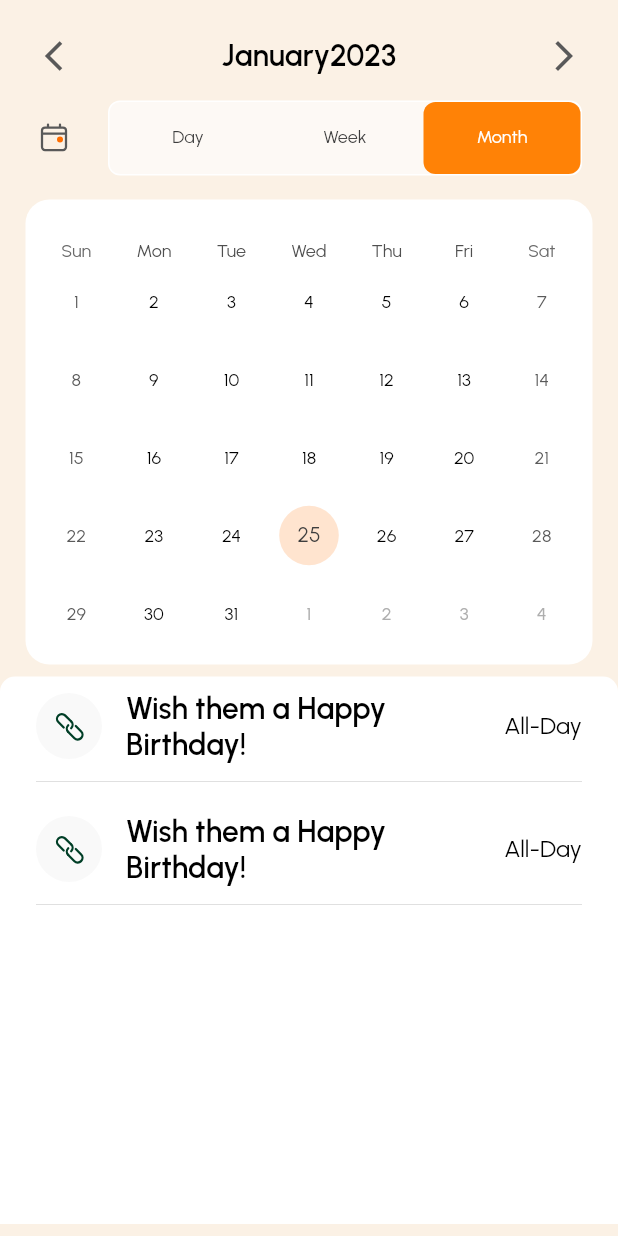
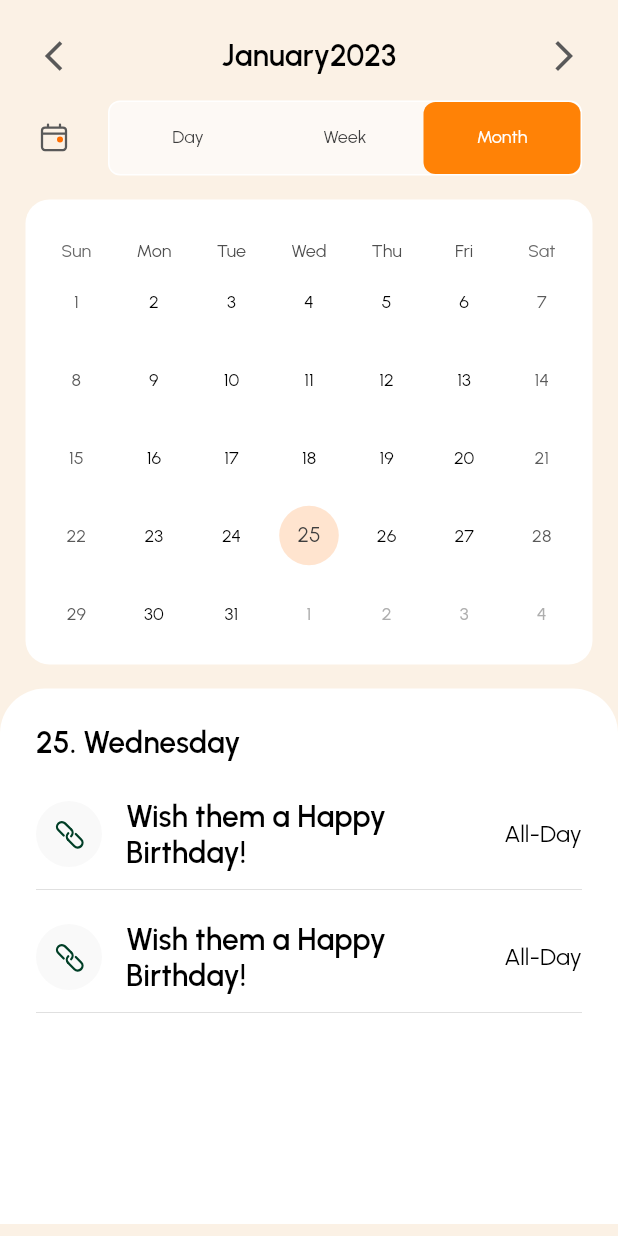
Before and after one commit to shbadon/pumpkin_mobile_app, a Flutter app: the CalendarScreen screen opened directly, on a phone screen of 412 x 824 dp. Run offline on Flutter 3.47's test engine with Material 2 defaults, Android fonts, the phone set to English and light mode, and no system bars; drawn by our look-alikes of table_calendar; our stand-ins replace animated_text_kit, device_info_plus, file_picker, firebase_auth, firebase_core, flutter_dotenv and 13 more; missing offline and left inert: clipboard, country_pickers, floating_action_bubble, flutter_facebook_auth, pattern_formatter; accounts and stored records are empty.

Commit message:
focus day on event shown

```diff
--- a/lib/screens/calendar/calendar_screen.dart
+++ b/lib/screens/calendar/calendar_screen.dart
@@ -162,7 +162,7 @@ class _CalendarScreenState extends State<CalendarScreen>
               tabWidget(),
               const SizedBox(height: 16),
               calenderWidget(),
-              const SizedBox(height: 8.0),
+              const SizedBox(height: 16.0),
               eventWidget(),
               const SizedBox(height: 8.0),
             ],
@@ -284,12 +284,21 @@ class _CalendarScreenState extends State<CalendarScreen>
   Widget eventWidget() {
     return Expanded(
       child: Container(
-        padding: const EdgeInsets.symmetric(horizontal: 24),
+        padding: const EdgeInsets.all(24),
         decoration: const BoxDecoration(
             color: AppColors.fillColor,
-            shape: BoxShape.rectangle,
             borderRadius: BorderRadius.only(
-                topLeft: Radius.circular(10), topRight: Radius.circular(10))),
+                topLeft: Radius.circular(30), topRight: Radius.circular(30))),
+        child: Column(
+          crossAxisAlignment: CrossAxisAlignment.start,
+          children: [
+            Text(
+              formatDateToDDEEEE(focusedDay.toString()),
+              style: defaultTheme.textTheme.titleMedium,
+              maxLines: 3,
+            ),
+            const SizedBox(height: 16.0),
+            Expanded(
               child: ValueListenableBuilder<List<Event>>(
                 valueListenable: _selectedEvents,
                 builder: (context, value, _) {
@@ -348,6 +357,9 @@ class _CalendarScreenState extends State<CalendarScreen>
                 },
               ),
             ),
+          ],
+        ),
+      ),
     );
   }
 
--- a/lib/utils/date_format.dart
+++ b/lib/utils/date_format.dart
@@ -39,3 +39,10 @@ String formatDate(String date, String format) {
 
 String dateFormat1 = "dd-MM-yyyy";
 String dateFormat2 = "yyyy-MM-dd";
+
+String formatDateToDDEEEE(String date) {
+  DateTime dateToConvert = DateTime.parse(date);
+  final DateFormat formatter = DateFormat('dd. EEEE');
+  final String formatted = formatter.format(dateToConvert);
+  return formatted;
+}
```
Lines whose indentation alone changed are shown as unchanged.
